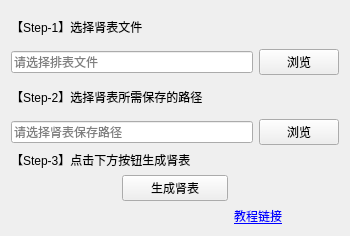
Above: kidney_UI.ui from MefiMefi/kidney_maker before the change. Below: the same form after it.
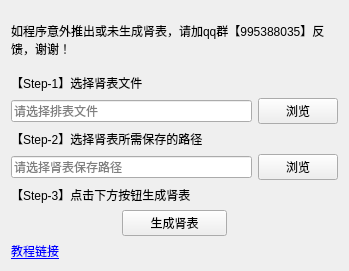
That is the form after the change. Icons and pictures are not drawn.

Patch:
```diff
--- a/kidney_UI.ui
+++ b/kidney_UI.ui
@@ -6,16 +6,33 @@
    <rect>
     <x>0</x>
     <y>0</y>
-    <width>350</width>
-    <height>236</height>
+    <width>349</width>
+    <height>271</height>
    </rect>
   </property>
   <property name="windowTitle">
    <string>自动肾表机Demo</string>
   </property>
-  <layout class="QVBoxLayout" name="verticalLayout_4">
+  <property name="windowIcon">
+   <iconset>
+    <normaloff>logo.ico</normaloff>logo.ico</iconset>
+  </property>
+  <property name="windowOpacity">
+   <double>0.000000000000000</double>
+  </property>
+  <layout class="QVBoxLayout" name="verticalLayout_6">
    <item>
-    <layout class="QVBoxLayout" name="verticalLayout_3">
+    <widget class="QLabel" name="contactLabel">
+     <property name="text">
+      <string>如程序意外推出或未生成肾表，请加qq群【995388035】反馈，谢谢！</string>
+     </property>
+     <property name="wordWrap">
+      <bool>true</bool>
+     </property>
+    </widget>
+   </item>
+   <item>
+    <layout class="QVBoxLayout" name="verticalLayout_5">
      <item>
       <layout class="QVBoxLayout" name="verticalLayout_2">
        <item>
@@ -78,36 +95,42 @@
       </layout>
      </item>
      <item>
-      <layout class="QGridLayout" name="gridLayout">
-       <item row="3" column="2">
-        <widget class="QLabel" name="placeHolder2">
-         <property name="text">
-          <string/>
-         </property>
-        </widget>
-       </item>
-       <item row="0" column="0" colspan="2">
+      <layout class="QVBoxLayout" name="verticalLayout_4">
+       <item>
         <widget class="QLabel" name="stepThreeLabel">
          <property name="text">
           <string>【Step-3】点击下方按钮生成肾表</string>
          </property>
         </widget>
        </item>
-       <item row="3" column="0">
+       <item>
+        <layout class="QVBoxLayout" name="verticalLayout_3">
+         <item>
+          <layout class="QHBoxLayout" name="horizontalLayout_3">
+           <item>
         <widget class="QLabel" name="placeHolder1">
          <property name="text">
           <string/>
          </property>
         </widget>
        </item>
-       <item row="3" column="1">
+           <item>
         <widget class="QPushButton" name="confirmButton">
          <property name="text">
           <string>生成肾表</string>
          </property>
         </widget>
        </item>
-       <item row="4" column="2">
+           <item>
+            <widget class="QLabel" name="placeHolder2">
+             <property name="text">
+              <string/>
+             </property>
+            </widget>
+           </item>
+          </layout>
+         </item>
+         <item>
         <widget class="QLabel" name="readmeLink">
          <property name="text">
           <string>&lt;html&gt;&lt;head/&gt;&lt;body&gt;&lt;p&gt;&lt;a href=&quot;www.baidu.com&quot;&gt;&lt;span style=&quot; text-decoration: underline; color:#0000ff;&quot;&gt;教程链接&lt;/span&gt;&lt;/a&gt;&lt;/p&gt;&lt;/body&gt;&lt;/html&gt;</string>
@@ -116,6 +139,8 @@
           <bool>true</bool>
          </property>
         </widget>
+         </item>
+        </layout>
        </item>
       </layout>
      </item>
```
Left out of the diff: 2 changed lines with no effect on the pictures. Lines whose indentation alone changed are shown as unchanged.
